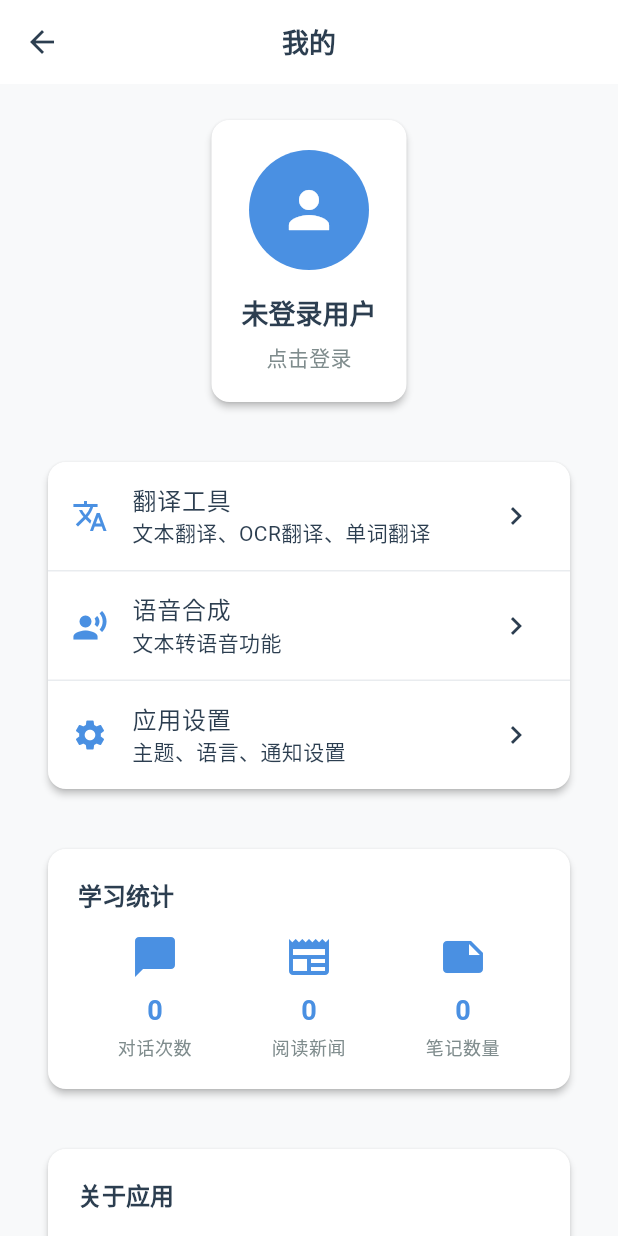
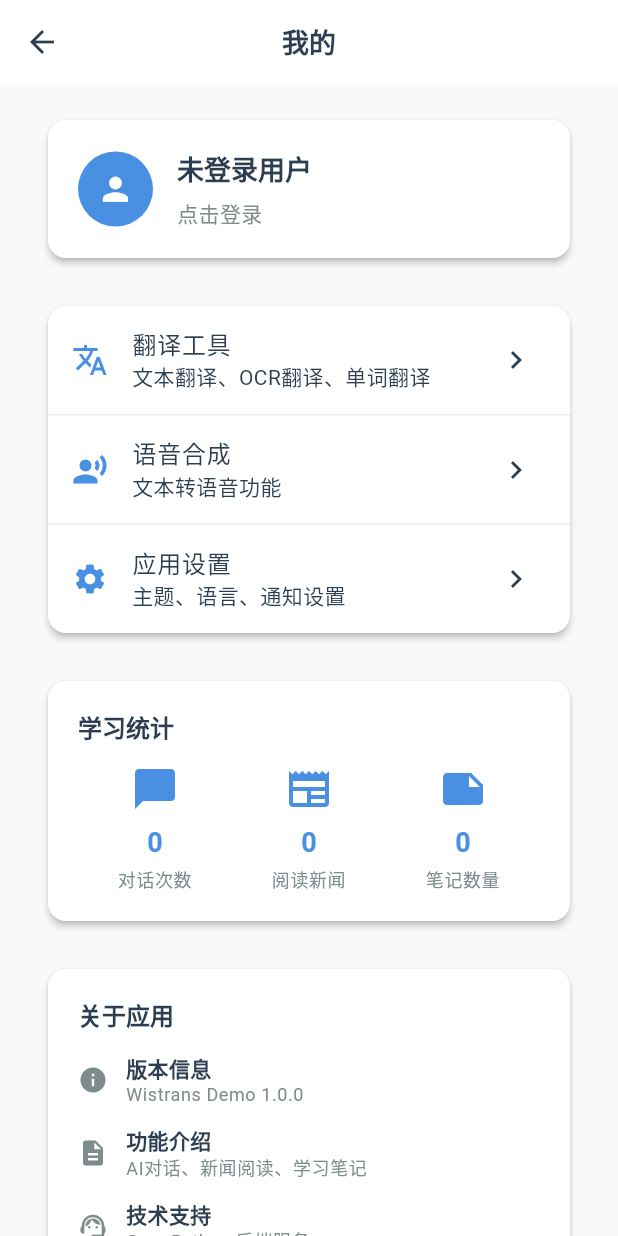
Before and after one commit to aimmetal-tech/wistrans-app, a Flutter app: the ProfilePage screen opened directly, on a phone screen of 412 x 824 dp. Run offline on Flutter 3.47's test engine with Material 3 defaults, Android fonts, the phone set to English and light mode, and no system bars; our stand-ins replace flutter_markdown; network calls fail.

```diff
--- a/lib/pages/main_app_page.dart
+++ b/lib/pages/main_app_page.dart
@@ -32,6 +32,7 @@ class _MainAppPageState extends State<MainAppPage> {
             children: _pages,
           ),
           bottomNavigationBar: BottomNavigationBar(
+
             currentIndex: appState.currentIndex,
             onTap: (index) {
               appState.setCurrentIndex(index);
--- a/lib/pages/profile_page.dart
+++ b/lib/pages/profile_page.dart
@@ -23,18 +23,22 @@ class ProfilePage extends StatelessWidget {
                 Card(
                   child: Padding(
                     padding: const EdgeInsets.all(20),
-                    child: Column(
+                    child: Row(
                       children: [
                         CircleAvatar(
-                          radius: 40,
+                          radius: 25,
                           backgroundColor: AppTheme.primaryColor,
                           child: Icon(
                             Icons.person,
-                            size: 40,
+                            size: 25,
                             color: Colors.white,
                           ),
                         ),
-                        const SizedBox(height: 16),
+                        const SizedBox(width: 16),
+                        Expanded(
+                          child: Column(
+                            crossAxisAlignment: CrossAxisAlignment.start,
+                            children: [
                               Text(
                                 appState.username ?? '未登录用户',
                                 style: Theme.of(context).textTheme.headlineSmall,
@@ -49,9 +53,12 @@ class ProfilePage extends StatelessWidget {
                             ],
                           ),
                         ),
+                      ],
+                    ),
+                  ),
                 ),
 
-                const SizedBox(height: 24),
+                const SizedBox(height: 16),
 
                 // 功能菜单
                 Card(
@@ -99,7 +106,7 @@ class ProfilePage extends StatelessWidget {
                   ),
                 ),
 
-                const SizedBox(height: 24),
+                const SizedBox(height: 16),
 
                 // 统计信息
                 Card(
@@ -146,7 +153,7 @@ class ProfilePage extends StatelessWidget {
                   ),
                 ),
 
-                const SizedBox(height: 24),
+                const SizedBox(height: 16),
 
                 // 关于信息
                 Card(
@@ -185,7 +192,7 @@ class ProfilePage extends StatelessWidget {
                   ),
                 ),
 
-                const SizedBox(height: 24),
+                const SizedBox(height: 16),
 
                 // 退出登录按钮
                 if (appState.isLoggedIn)
--- a/lib/services/app_state.dart
+++ b/lib/services/app_state.dart
@@ -9,7 +9,7 @@ class AppState extends ChangeNotifier {
   int get currentIndex => _currentIndex;
 
   // 对话相关状态
-  List<Conversation> _conversations = [];
+  final List<Conversation> _conversations = [];
   Conversation? _currentConversation;
   bool _isLoadingConversation = false;
   String? _conversationError;
@@ -20,7 +20,7 @@ class AppState extends ChangeNotifier {
   String? get conversationError => _conversationError;
 
   // 新闻相关状态
-  List<TranslatedNews> _newsList = [];
+  final List<TranslatedNews> _newsList = [];
   bool _isLoadingNews = false;
   String? _newsError;
 
--- a/pubspec.yaml
+++ b/pubspec.yaml
@@ -85,9 +85,8 @@ flutter:
   uses-material-design: true
 
   # To add assets to your application, add an assets section, like this:
-  # assets:
-  #   - images/a_dot_burr.jpeg
-  #   - images/a_dot_ham.jpeg
+  assets:
+    - assets/user_demo.png
 
   # An image asset can refer to one or more resolution-specific "variants", see
   # https://flutter.dev/to/resolution-aware-images
```
Also changed, not shown: lib/pages/chat_page.dart (+123 -0 lines), lib/pages/home_page.dart (+8 -5 lines), lib/pages/notes_page.dart (+6 -5 lines), lib/services/api_service.dart (+12 -16 lines), lib/style/app_theme.dart (+9 -15 lines), assets/user_demo.png (added), 2 other files. Lines whose indentation alone changed are shown as unchanged.
